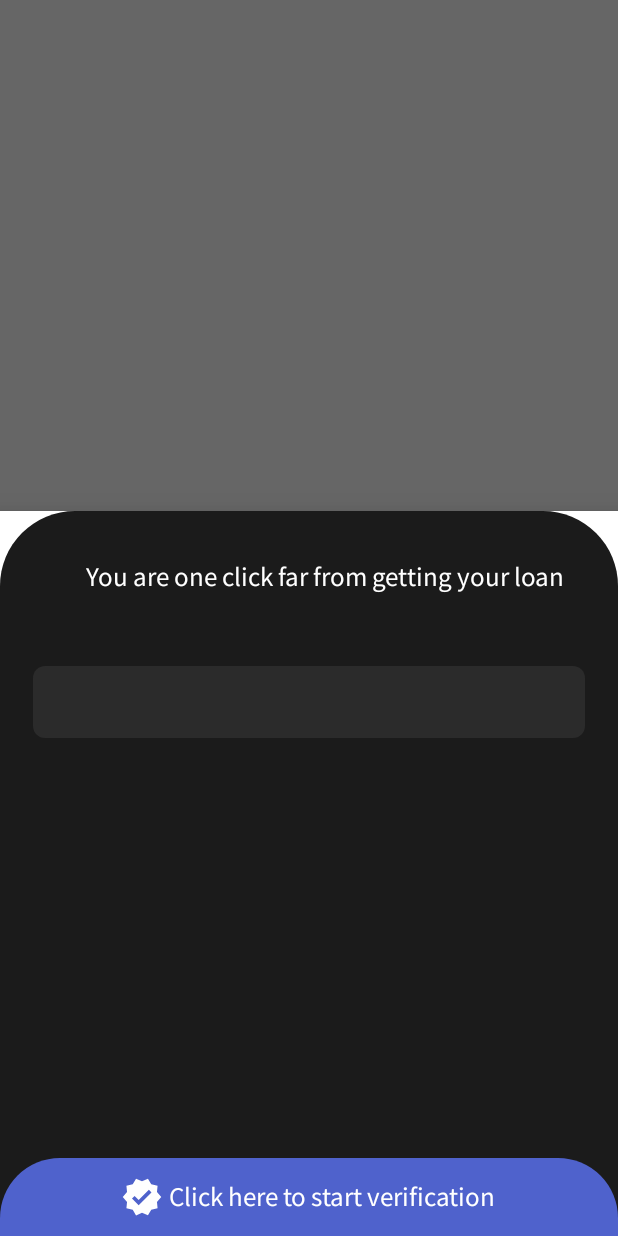
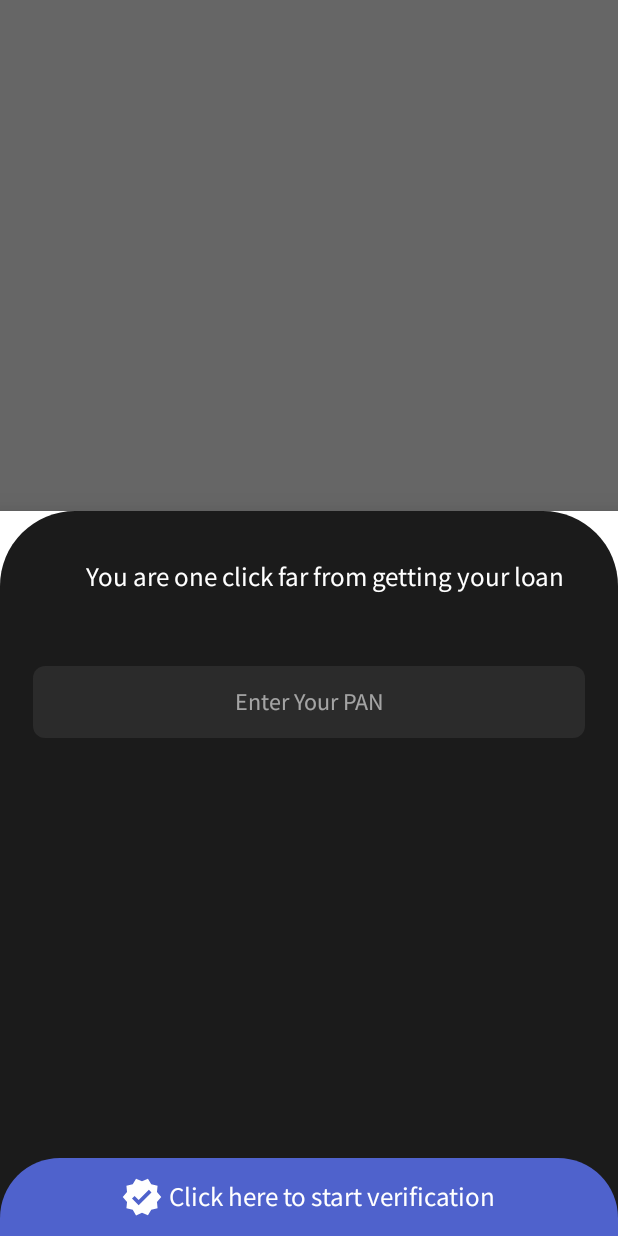
Before and after one commit to Subhadiptech/loanHero, an Android app: the fragment MyBottomSheet shown on its own in the app's theme, on a phone screen of 412 x 824 dp. Run offline under Robolectric (Android 15) with nearby library versions, the phone set to English and light mode, and no system bars.

```diff
--- a/app/src/main/java/com/ersubhadip/loanhero/presentation/BankActivity.kt
+++ b/app/src/main/java/com/ersubhadip/loanhero/presentation/BankActivity.kt
@@ -7,7 +7,9 @@ import android.graphics.drawable.ColorDrawable
 import android.os.Bundle
 import android.widget.Toast
 import androidx.appcompat.app.AppCompatActivity
+import com.ersubhadip.loanhero.R
 import com.ersubhadip.loanhero.databinding.*
+import com.google.android.material.bottomsheet.BottomSheetBehavior
 import com.google.android.material.bottomsheet.BottomSheetDialog
 import kotlinx.coroutines.Dispatchers
 import kotlinx.coroutines.GlobalScope
@@ -65,6 +67,8 @@ class BankActivity : AppCompatActivity() {
 
                 bindingPanSheet.next.setOnClickListener {
                     if (checkPanNumber(bindingPanSheet.panInput.text.toString().trim())) {
+//                        bindingPanSheet.title.text =
+//                            "PAN NUMBER IS: ${bindingPanSheet.panInput.text.toString().uppercase()}"
                         viewLoadingBottomSheet.show()
                         loadingProgressImpl()
 
--- a/app/src/main/res/drawable/primary_top_rounded.xml
+++ b/app/src/main/res/drawable/primary_top_rounded.xml
@@ -1,5 +1,6 @@
 <?xml version="1.0" encoding="utf-8"?>
-<shape xmlns:android="http://schemas.android.com/apk/res/android">
+<shape xmlns:android="http://schemas.android.com/apk/res/android"
+    android:shape="rectangle">
     <corners
         android:topLeftRadius="50dp"
         android:topRightRadius="50dp" />
--- a/app/src/main/res/layout/pan_sheet.xml
+++ b/app/src/main/res/layout/pan_sheet.xml
@@ -3,8 +3,7 @@
     xmlns:app="http://schemas.android.com/apk/res-auto"
     android:layout_width="match_parent"
     android:layout_height="wrap_content"
-    android:background="@drawable/primary_top_rounded"
-    app:layout_constraintHeight_percent="0.8">
+    android:background="@drawable/primary_top_rounded">
 
     <TextView
         android:id="@+id/title"
@@ -21,11 +20,13 @@
 
     <EditText
         android:id="@+id/pan_input"
+        style="@style/Hint"
         android:layout_width="match_parent"
         android:layout_height="48dp"
         android:layout_marginHorizontal="22dp"
         android:layout_marginTop="48dp"
         android:background="@drawable/edittext_bg"
+        android:hint="@string/pan_sheet_input_label"
         android:paddingHorizontal="6dp"
         android:textAlignment="center"
         android:textColor="@color/white"
--- a/app/src/main/res/values/themes.xml
+++ b/app/src/main/res/values/themes.xml
@@ -11,13 +11,15 @@
         <!-- Customize your theme here. -->
     </style>
 
-    <style name="AppBottomSheetDialogTheme"
-        parent="Theme.Design.Light.BottomSheetDialog">
+    <style name="AppBottomSheetDialogTheme" parent="Theme.Design.Light.BottomSheetDialog">
         <item name="bottomSheetStyle">@style/AppModalStyle</item>
     </style>
 
-    <style name="AppModalStyle"
-        parent="Widget.Design.BottomSheet.Modal">
+    <style name="AppModalStyle" parent="Widget.Design.BottomSheet.Modal">
         <item name="android:background">@drawable/primary_top_rounded</item>
     </style>
+
+    <style name="Hint">
+        <item name="android:textColorHint">@color/gray_light</item>
+    </style>
 </resources>
```
Also changed, not shown: app/src/main/res/layout/activity_bank.xml (+8 -1 lines).
